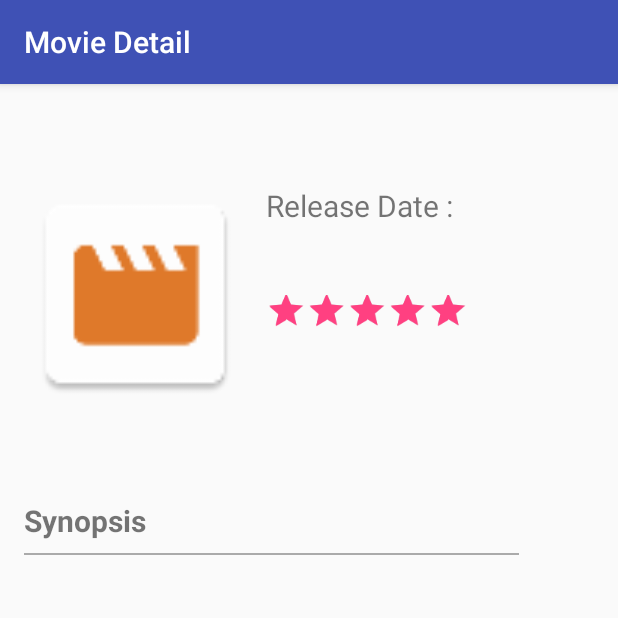
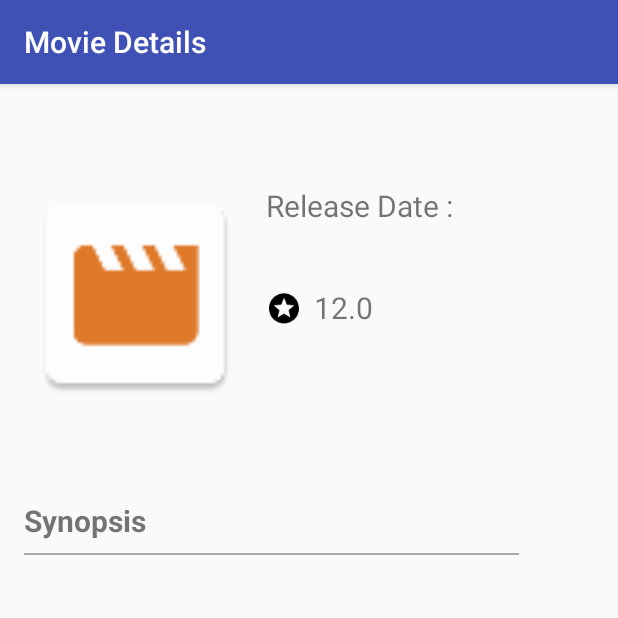
Before and after one commit to zenaufa/Popular-Movie-Phase-1, an Android app: the DetailActivity screen opened directly, with no data from a screen before it, on a phone screen of 412 x 824 dp, the top half of it. Run offline under Robolectric (Android 15) with nearby library versions, the light colour scheme and no system bars; our stand-ins replace Picasso; pictures from the network do not load.

Commit message:
Commit 3/7/2017
- Disable sort
- Change base URL and API as required by project popular movies
- Change rating in detail activity from star to number

```diff
--- a/app/src/main/java/com/zenaufa/popularmovie/Db/MovieContract.java
+++ b/app/src/main/java/com/zenaufa/popularmovie/Db/MovieContract.java
@@ -16,7 +16,7 @@ public final class MovieContract {
     /**
      * Content authority as same as on the Manifest file
      */
-    public static final String CONTENT_AUTHORITY = "id.ipaddr.popularmovie.AUTHORITY";
+    public static final String CONTENT_AUTHORITY = "com.zenaufa.popularmovie.AUTHORITY";
 
     /**
      * Base uri which is content:// and content authority
--- a/app/src/main/java/com/zenaufa/popularmovie/DetailActivity.java
+++ b/app/src/main/java/com/zenaufa/popularmovie/DetailActivity.java
@@ -24,6 +24,7 @@ public class DetailActivity extends AppCompatActivity {
     ImageView Poster;
     int id;
     RatingBar Rating;
+    TextView Rating_text;
 
     @Override
     public void onCreate(@Nullable Bundle savedInstanceState) {
@@ -36,7 +37,7 @@ public class DetailActivity extends AppCompatActivity {
         Release = (TextView) findViewById(R.id.releaseDate);
         Description = (TextView) findViewById(R.id.Description);
         Description.setMovementMethod(new ScrollingMovementMethod());
-        Rating = (RatingBar) findViewById(R.id.rating);
+        Rating_text = (TextView) findViewById(R.id.rating_text);
         review = (TextView) findViewById(R.id.review);
         Picasso.with(this)
                 .load("http://image.tmdb.org/t/p/w185/" + intent.getStringExtra("movieImg"))
@@ -44,16 +45,20 @@ public class DetailActivity extends AppCompatActivity {
                 .into(Poster);
         title.setText(intent.getStringExtra("movieTitle"));
         Release.setText(intent.getStringExtra("movieRelease"));
+        review.setText(intent.getStringExtra("movieReview"));
         Double voteAverage = intent.getDoubleExtra("movieRating", 12);
-        review.setText(intent.getStringExtra("movieReview"));
-        double rating = Double.valueOf(voteAverage);
         id = intent.getIntExtra("movieId", 0);
+
+        //rating
+        String rating = String.valueOf(voteAverage);
+        Rating_text.setText(rating);
+
+        //description
         Description.setText(intent.getStringExtra("movieDesc"));
-        Rating.setRating((float) rating);
 
         //actionbar
         ActionBar actionBar = getSupportActionBar();
-        actionBar.setTitle(getString(R.string.title_detail));
+        actionBar.setTitle("Movie Details");
         startService(intent);
     }
 }
--- a/app/src/main/java/com/zenaufa/popularmovie/model/Movies.java
+++ b/app/src/main/java/com/zenaufa/popularmovie/model/Movies.java
@@ -39,6 +39,8 @@ public class Movies {
     public void setPage(int page) {
         this.page = page;
     }
+
+
 
     /**
      *
--- a/app/src/main/java/com/zenaufa/popularmovie/retrofit/MovieDBNetworkCall.java
+++ b/app/src/main/java/com/zenaufa/popularmovie/retrofit/MovieDBNetworkCall.java
@@ -13,7 +13,7 @@ import retrofit2.converter.gson.GsonConverterFactory;
 public class MovieDBNetworkCall {
 
     // Trailing slash is needed
-    public static final String BASE_URL = "https://api.themoviedb.org/3/discover/movie/";
+    public static final String BASE_URL = "https://api.themoviedb.org/3/movie/";
 
     /**
      * Method that will produce the instance for network call using retrofit framework
--- /dev/null
+++ b/app/src/main/res/drawable/ic_stars_black_24dp.xml
@@ -0,0 +1,9 @@
+<vector xmlns:android="http://schemas.android.com/apk/res/android"
+        android:width="24dp"
+        android:height="24dp"
+        android:viewportWidth="24.0"
+        android:viewportHeight="24.0">
+    <path
+        android:fillColor="#FF000000"
+        android:pathData="M11.99,2C6.47,2 2,6.48 2,12s4.47,10 9.99,10C17.52,22 22,17.52 22,12S17.52,2 11.99,2zM16.23,18L12,15.45 7.77,18l1.12,-4.81 -3.73,-3.23 4.92,-0.42L12,5l1.92,4.53 4.92,0.42 -3.73,3.23L16.23,18z"/>
+</vector>
--- a/app/src/main/res/layout-land/activity_detail.xml
+++ b/app/src/main/res/layout-land/activity_detail.xml
@@ -191,7 +191,7 @@
 
         <view
             class="android.support.constraint.Guideline"
-            id="@+id/view"
+            android:id="@+id/view"
             android:layout_width="wrap_content"
             android:layout_height="wrap_content"
             tools:layout_editor_absoluteX="0dp"
--- a/app/src/main/res/layout/activity_detail.xml
+++ b/app/src/main/res/layout/activity_detail.xml
@@ -1,6 +1,7 @@
 <?xml version="1.0" encoding="utf-8"?>
 
-<ScrollView xmlns:tools="http://schemas.android.com/tools"
+<ScrollView xmlns:app="http://schemas.android.com/apk/res-auto"
+    xmlns:tools="http://schemas.android.com/tools"
     android:id="@+id/scrollView"
     android:layout_width="match_parent"
     android:layout_height="match_parent"
@@ -126,11 +127,12 @@
             app:layout_constraintTop_toBottomOf="@+id/textSynopsis" />
         </ScrollView>
 
-        <RatingBar
+        <ImageView
         android:id="@+id/rating"
-        android:layout_width="wrap_content"
-        android:layout_height="45dp"
-        android:layout_marginTop="9dp"
+        android:layout_width="32dp"
+        android:layout_height="38dp"
+            android:src="@drawable/ic_stars_black_24dp"
+        android:layout_marginTop="7dp"
         app:layout_constraintTop_toBottomOf="@+id/releaseDate"
         app:layout_constraintLeft_toRightOf="@+id/poster"
         style="@style/Widget.AppCompat.RatingBar.Indicator"
@@ -191,10 +193,21 @@
 
     <view
         class="android.support.constraint.Guideline"
-        id="@+id/view"
+        android:id="@+id/view"
         android:layout_width="wrap_content"
         android:layout_height="wrap_content"
         tools:layout_editor_absoluteX="0dp"
         tools:layout_editor_absoluteY="73dp" />
-</android.support.constraint.ConstraintLayout>
+
+        <TextView
+            android:id="@+id/rating_text"
+            android:layout_width="78dp"
+            android:layout_height="37dp"
+            android:textSize="20sp"
+            android:text="Rating"
+            app:layout_constraintLeft_toRightOf="@+id/rating"
+            app:layout_constraintTop_toBottomOf="@+id/releaseDate"
+            android:layout_marginLeft="0dp"
+            android:layout_marginTop="7dp" />
+    </android.support.constraint.ConstraintLayout>
 </ScrollView>
--- a/app/src/main/res/values/api_keys.xml
+++ b/app/src/main/res/values/api_keys.xml
@@ -1,4 +1,4 @@
 <?xml version="1.0" encoding="utf-8"?>
 <resources>
-    <string name="THE_MOVIE_DB_API_TOKEN">"INSERT_YOUR_API_KEY_HERE"</string>
+    <string name="THE_MOVIE_DB_API_TOKEN">d778c6ec4dbeb10a05da504ad8f5f8ab</string>
 </resources>
--- a/app/src/main/res/values/strings.xml
+++ b/app/src/main/res/values/strings.xml
@@ -6,9 +6,6 @@
     <string name="popular_movie">Popular Movies</string> <!-- for menu button -->
     <string name="top_movie">Top Movies</string> <!-- for menu button -->
 
-    <string name="status_ascending">asc</string> <!-- for sorting status-->
-    <string name="status_descending">desc</string> <!-- for sorting status-->
-
     <string name="menu_ascending">Sort Ascending</string> <!-- for menu button -->
     <string name="menu_descending">Sort Descending</string> <!-- for menu button -->
 
```
Also changed, not shown: app/src/main/java/com/zenaufa/popularmovie/MainActivity.java (+0 -70 lines), app/src/main/java/com/zenaufa/popularmovie/retrofit/IMovieDBNetworkCall.java (+3 -9 lines), app/src/main/java/com/zenaufa/popularmovie/service/NetworkCall.java (+0 -32 lines), app/src/main/res/menu/menu.xml (+2 -8 lines).
